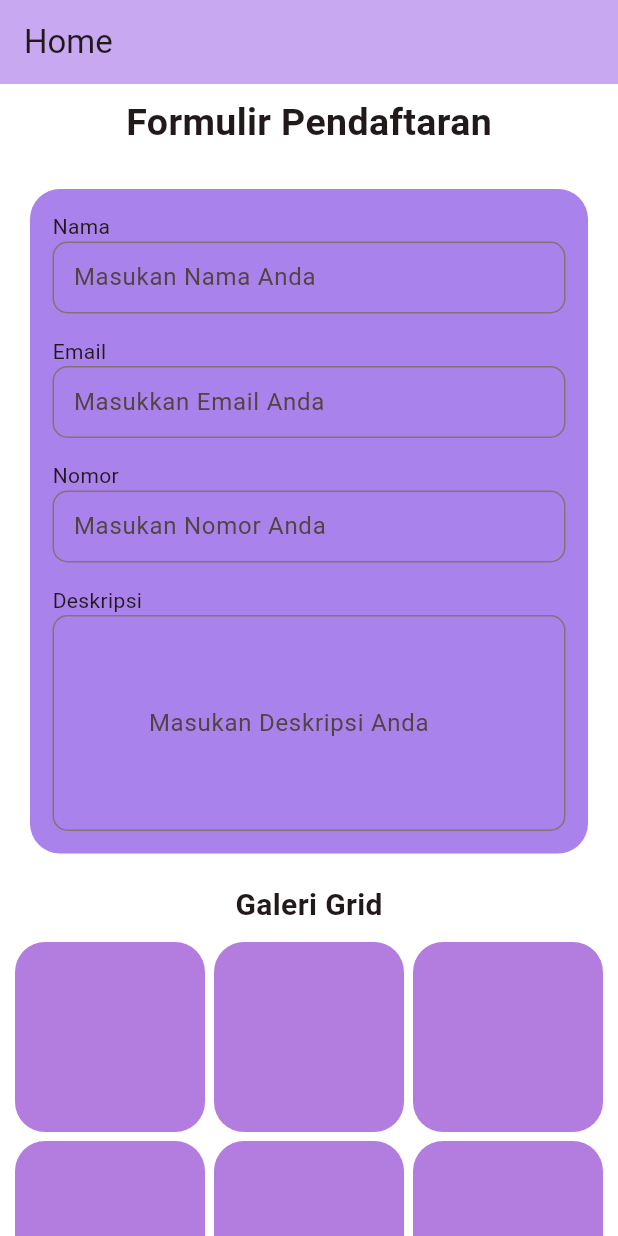
After one commit to elizsabel/ppkd_elizsabel, a Flutter app: the screen it shows after launch, on a phone screen of 412 x 824 dp. The commit adds this screen. Run offline on Flutter 3.47's test engine with Material 3 defaults, Android fonts, the light colour scheme and no system bars.

Commit message:
tugas3 belum selesai

```diff
--- a/lib/main.dart
+++ b/lib/main.dart
@@ -1,6 +1,7 @@
 import 'package:flutter/material.dart';
 import 'package:ppkd_elizsabel/tugas1/tugas1.dart';
 import 'package:ppkd_elizsabel/tugas2/tugas2.dart';
+import 'package:ppkd_elizsabel/tugas2/tugas3.dart';
 
 void main() {
   runApp(const MyApp());
@@ -33,7 +34,7 @@ class MyApp extends StatelessWidget {
         colorScheme: ColorScheme.fromSeed(seedColor: Colors.pinkAccent),
       ),
       //home: ColumnWidgetDay7(),
-      home: Tugas2WidgetDay9(),
+      home: Tugas3MyWidgetDay10(),
     );
   }
 }
--- /dev/null
+++ b/lib/tugas2/tugas3.dart
@@ -0,0 +1,122 @@
+import 'package:flutter/material.dart';
+
+class Tugas3MyWidgetDay10 extends StatelessWidget {
+  const Tugas3MyWidgetDay10({super.key});
+
+  @override
+  Widget build(BuildContext context) {
+    return Scaffold(
+      appBar: AppBar(
+        title: Text("Home"),
+        backgroundColor: const Color.fromARGB(248, 198, 166, 240),
+      ),
+      backgroundColor: const Color.fromARGB(255, 255, 255, 255),
+      body: SingleChildScrollView(
+        child: Column(
+          children: [
+            Text(
+              "Formulir Pendaftaran",
+              style: TextStyle(
+                fontSize: 25,
+                fontWeight: FontWeight.bold,
+                height: 2,
+              ),
+            ),
+            Padding(
+              padding: const EdgeInsets.all(20.0),
+              child: Container(
+                padding: EdgeInsets.all(15.0),
+                decoration: BoxDecoration(
+                  color: const Color.fromARGB(255, 170, 130, 235),
+                  borderRadius: BorderRadius.circular(20),
+                ),
+                child: Column(
+                  crossAxisAlignment: CrossAxisAlignment.start,
+                  children: [
+                    //BARIS 1 NAMA
+                    Text("Nama"),
+                    TextField(
+                      decoration: InputDecoration(
+                        contentPadding: EdgeInsets.all(10.0),
+                        border: OutlineInputBorder(
+                          borderRadius: BorderRadius.circular(10),
+                        ),
+                        hintText: "Masukan Nama Anda",
+                      ),
+                    ),
+
+                    SizedBox(height: 15),
+
+                    //BARIS 2 EMAIL
+                    Text("Email"),
+                    TextField(
+                      decoration: InputDecoration(
+                        contentPadding: EdgeInsets.all(10.0),
+                        border: OutlineInputBorder(
+                          borderRadius: BorderRadius.circular(10),
+                        ),
+                        hintText: "Masukkan Email Anda",
+                      ),
+                    ),
+
+                    SizedBox(height: 15),
+
+                    //BARIS 3 NOMOR
+                    Text("Nomor"),
+                    TextField(
+                      decoration: InputDecoration(
+                        contentPadding: EdgeInsets.all(10.0),
+                        border: OutlineInputBorder(
+                          borderRadius: BorderRadius.circular(10),
+                        ),
+                        hintText: "Masukan Nomor Anda",
+                      ),
+                    ),
+
+                    SizedBox(height: 15),
+
+                    //BARIS 4 BUAT DESKRIPSI
+                    Text("Deskripsi"),
+                    TextField(
+                      decoration: InputDecoration(
+                        contentPadding: EdgeInsets.all(60.0),
+                        border: OutlineInputBorder(
+                          borderRadius: BorderRadius.circular(10),
+                        ),
+                        hintText: "Masukan Deskripsi Anda",
+                      ),
+                    ),
+                  ],
+                ),
+              ),
+            ),
+
+            //TUGAS 2
+            Text(
+              "Galeri Grid",
+              style: TextStyle(fontSize: 20, fontWeight: FontWeight.bold),
+            ),
+            GridView.builder(
+              padding: EdgeInsets.all(10),
+              shrinkWrap: true,
+              gridDelegate: SliverGridDelegateWithFixedCrossAxisCount(
+                crossAxisCount: 3,
+                crossAxisSpacing: 6,
+                mainAxisSpacing: 6,
+              ),
+              itemCount: 6,
+              itemBuilder: (BuildContext context, int index) {
+                return Container(
+                  decoration: BoxDecoration(
+                    color: const Color.fromARGB(255, 179, 125, 223),
+                    borderRadius: BorderRadius.circular(20),
+                  ),
+                );
+              },
+            ),
+          ],
+        ),
+      ),
+    );
+  }
+}
```
